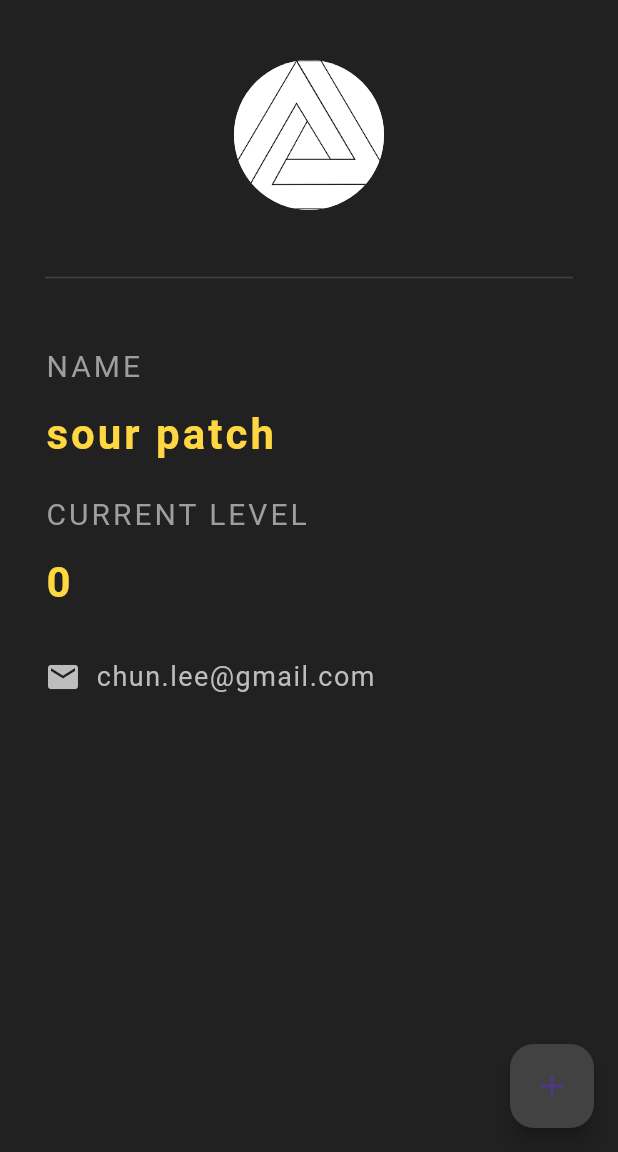
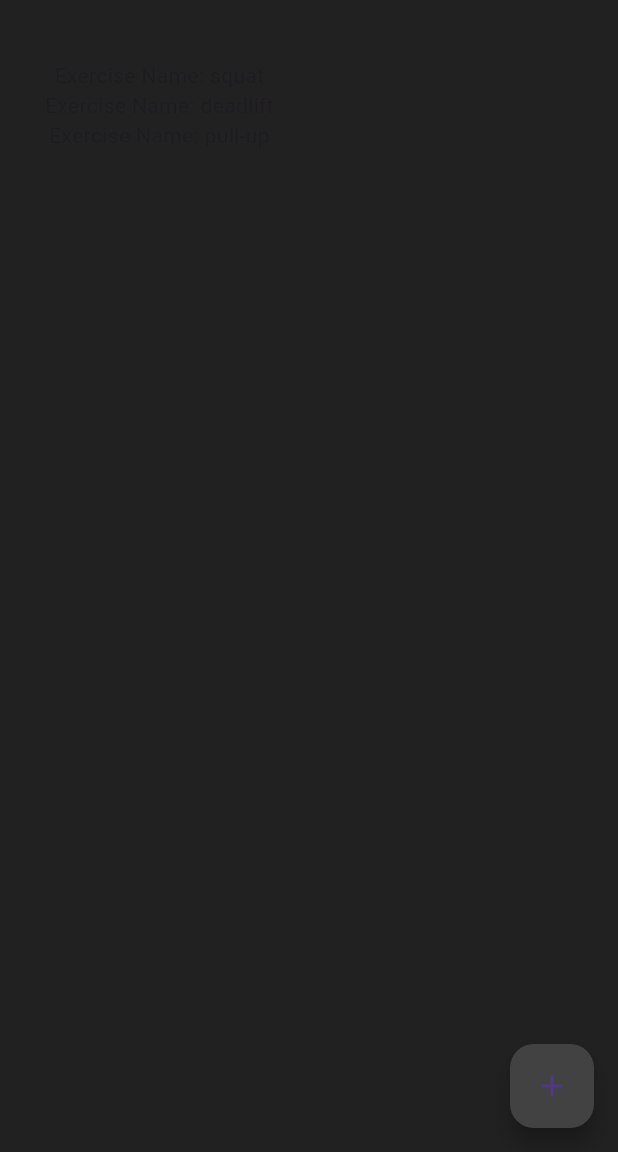
Before and after one commit to MrSax314/maintain, a Flutter app: the screen it shows after launch, on a phone screen of 412 x 824 dp, the part 84-1236 px from its top. Run offline on Flutter 3.47's test engine with Material 3 defaults, Android fonts, the light colour scheme and no system bars.

Commit message:
List (Set) map to list example

```diff
--- /dev/null
+++ b/lib/exercise.dart
@@ -0,0 +1,11 @@
+import 'sset.dart';
+
+class Exercise {
+  String exerciseName = '';
+  Set<SSet> sets = <SSet>{};
+
+  Exercise(String name, Set<SSet> sets) {
+    this.exerciseName = name;
+    this.sets = sets;
+  }
+}
--- a/lib/main.dart
+++ b/lib/main.dart
@@ -1,4 +1,5 @@
 import 'package:flutter/material.dart';
+import 'exercise.dart';
 
 void main() => runApp(MaterialApp(
   home: Home(),
@@ -10,8 +11,11 @@ class Home extends StatefulWidget {
 }
 
 class _HomeState extends State<Home> {
-
-  int ninja_level = 0;
+  Set<Exercise> exe = {
+    Exercise('squat',{}),
+    Exercise('deadlift',{}),
+    Exercise('pull-up',{})
+  };
 
   @override
   Widget build(BuildContext context) {
@@ -31,7 +35,7 @@ class _HomeState extends State<Home> {
       floatingActionButton: FloatingActionButton(
         onPressed: () {
           setState(() {
-            ninja_level += 1;
+            // ninja_level += 1;
           });
         },
         child: Icon(Icons.add),
@@ -40,74 +44,7 @@ class _HomeState extends State<Home> {
       body: Padding(
         padding: EdgeInsets.fromLTRB(30.0, 40.0, 30.0, 0.0),
         child: Column(
-          crossAxisAlignment: CrossAxisAlignment.start,
-          children: [
-            Center(
-              child: CircleAvatar(
-                backgroundImage: AssetImage('assets/impossible_triangle.png'),
-                radius: 50.0,
-              ),
-            ),
-            Divider(
-              height: 90.0,
-              color: Colors.grey[800],
-            ),
-            Text(
-              'NAME',
-              style: TextStyle(
-                color: Colors.grey,
-                letterSpacing: 2,
-                fontSize: 20.0,
-              ),
-            ),
-            SizedBox(height: 10.0),
-            Text(
-              'sour patch',
-              style: TextStyle(
-                color: Colors.amberAccent[200],
-                letterSpacing: 2,
-                fontSize: 28.0,
-                fontWeight: FontWeight.bold,
-              ),
-            ),
-            SizedBox(height: 20.0),
-            Text(
-              'CURRENT LEVEL',
-              style: TextStyle(
-                color: Colors.grey,
-                letterSpacing: 2,
-                fontSize: 20.0,
-              ),
-            ),
-            SizedBox(height: 10.0),
-            Text(
-              '$ninja_level',
-              style: TextStyle(
-                color: Colors.amberAccent[200],
-                letterSpacing: 2,
-                fontSize: 28.0,
-                fontWeight: FontWeight.bold,
-              ),
-            ),
-            SizedBox(height: 30.0),
-            Row(
-              children: [
-                Icon(
-                  Icons.email,
-                  color: Colors.grey[400],
-                ),
-                SizedBox(width: 10.0),
-                Text(
-                  'chun.lee@gmail.com',
-                  style: TextStyle(
-                    color: Colors.grey[400],
-                    fontSize: 18.0,
-                    letterSpacing: 1.0,
-                  ),
-                )
-              ],
-            ),
-          ],
+          children: exe.map((ex) => Text('Exercise Name: ${ex.exerciseName}')).toList(),
         )
       ),
     );
--- /dev/null
+++ b/lib/sset.dart
@@ -0,0 +1,7 @@
+class SSet {
+  int reps = 0;
+  int rir = 0;
+  int intensity = 5;
+
+  SSet(this.reps, this.rir, this.intensity) {}
+}
```
